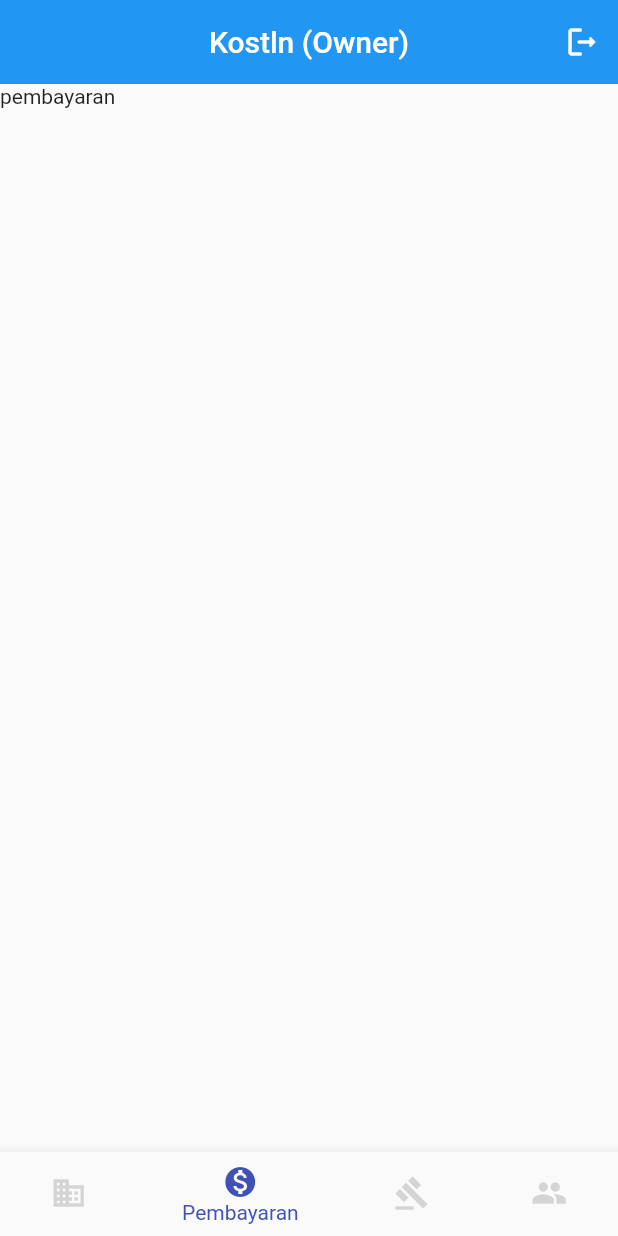
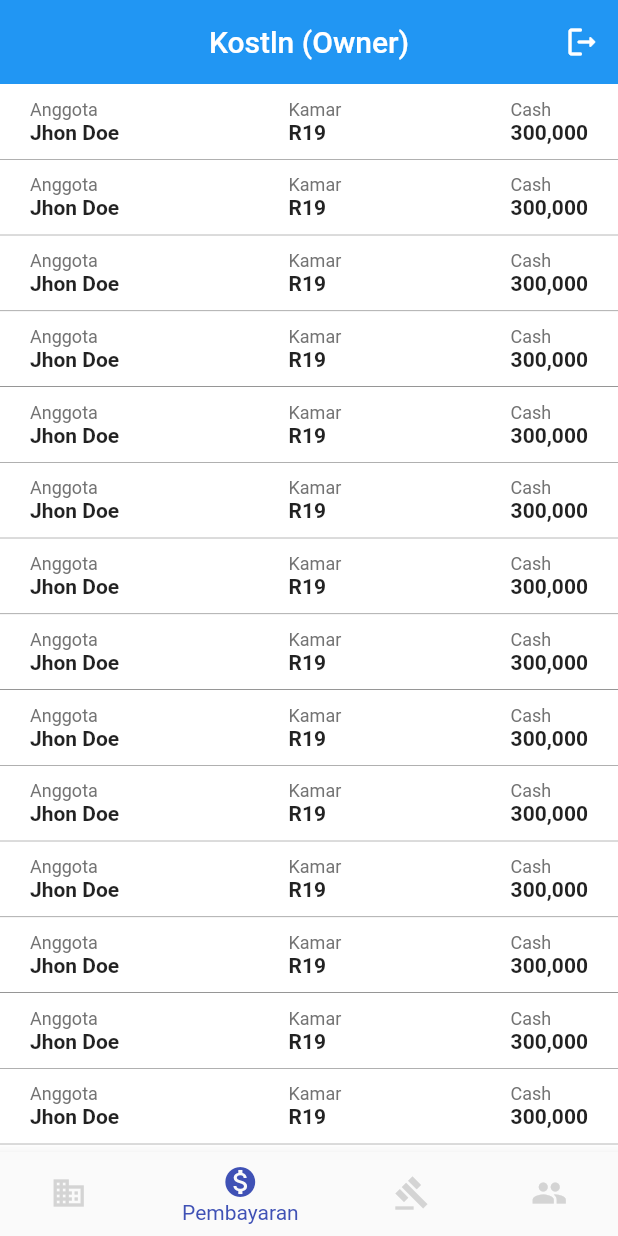
Before and after one commit to MarksonL/IPPL_KostIon, a Flutter app: the HomeOwnerPage screen opened directly, item 2 of the bottom bar chosen, on a phone screen of 412 x 824 dp. Run offline on Flutter 3.47's test engine with Material 2 defaults, Android fonts, the light colour scheme and no system bars; our stand-ins replace cloud_firestore, firebase_auth, firebase_core, flutter_spinkit, loader_overlay; accounts and stored records are empty.

Commit message:
owner halaman pembayaran & peraturan

```diff
--- a/lib/screen/owner/home/payment_owner.dart
+++ b/lib/screen/owner/home/payment_owner.dart
@@ -1,6 +1,7 @@
-// ignore_for_file: prefer_const_literals_to_create_immutables, prefer_const_constructors
+// ignore_for_file: prefer_const_literals_to_create_immutables, prefer_const_constructors, sized_box_for_whitespace
 
 import 'package:flutter/material.dart';
+import 'package:kostlon/utils/color_theme.dart';
 
 class PaymentOwnerScreen extends StatefulWidget {
   const PaymentOwnerScreen({super.key});
@@ -12,8 +13,68 @@ class PaymentOwnerScreen extends StatefulWidget {
 class _PaymentOwnerScreenState extends State<PaymentOwnerScreen> {
   @override
   Widget build(BuildContext context) {
-    return ListView(
-      children: [Text('pembayaran')],
+    return ListView.builder(
+      itemCount: 24,
+      itemBuilder: (context, index) {
+        return Container(
+          width: double.infinity,
+          padding: EdgeInsets.symmetric(horizontal: 20, vertical: 10),
+          decoration: BoxDecoration(
+            color: Colors.white,
+            border: BorderDirectional(
+              bottom: BorderSide(
+                width: 0.5,
+                color: AppColor.textPrimary,
+              ),
+            ),
+          ),
+          child: Row(
+            mainAxisAlignment: MainAxisAlignment.spaceBetween,
+            children: [
+              ListData(
+                label: "Anggota",
+                data: "Jhon Doe",
+              ),
+              ListData(
+                label: "Kamar",
+                data: "R19",
+              ),
+              ListData(
+                label: "Cash",
+                data: "300,000",
+              ),
+            ],
+          ),
+        );
+      },
     );
   }
 }
+
+class ListData extends StatelessWidget {
+  const ListData({
+    super.key,
+    required this.label,
+    required this.data,
+  });
+
+  final String label;
+  final String data;
+
+  @override
+  Widget build(BuildContext context) {
+    return Column(
+      crossAxisAlignment: CrossAxisAlignment.start,
+      children: [
+        Text(
+          label,
+          style: TextStyle(fontSize: 12, color: AppColor.textPrimary),
+        ),
+        Text(
+          data,
+          style: TextStyle(fontWeight: FontWeight.bold),
+        ),
+      ],
+    );
+  }
+}
```
Also changed, not shown: lib/screen/owner/home/home_owner.dart (+34 -25 lines), lib/screen/owner/home/rules_owner.dart (+48 -2 lines).
